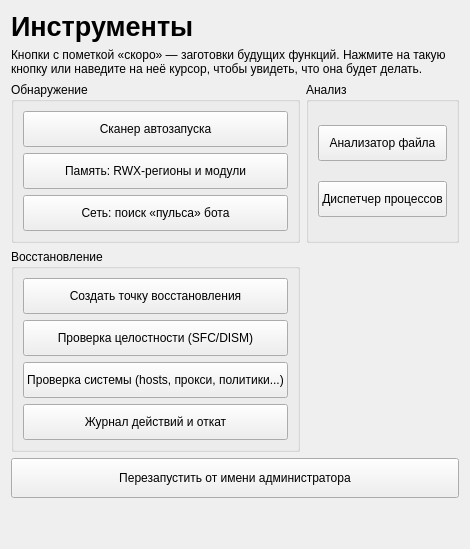
The window that ui/designer/tools_page.ui (UnLuck000/school_project) describes before a commit, drawn with Qt 5.
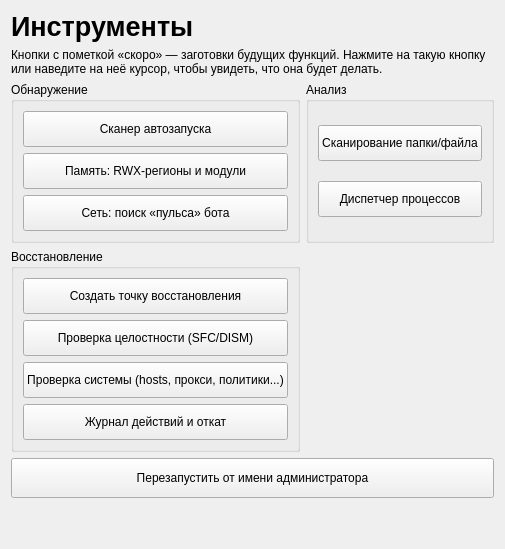
The same window after the commit.

Commit message: Исправлены ошибки и баги программы, переписаны сканер и анализатор, совмещены карантин, исключения и журнал

Diff of the .ui file:
```diff
--- a/ui/designer/tools_page.ui
+++ b/ui/designer/tools_page.ui
@@ -31,7 +31,7 @@
       <widget class="QGroupBox" name="groupAnalysis">
        <property name="title"><string>Анализ</string></property>
        <layout class="QVBoxLayout" name="layoutAnalysis">
-        <item><widget class="QPushButton" name="btnFileAnalyzer"><property name="minimumSize"><size><width>0</width><height>36</height></size></property><property name="text"><string>Анализатор файла</string></property></widget></item>
+        <item><widget class="QPushButton" name="btnFileAnalyzer"><property name="minimumSize"><size><width>0</width><height>36</height></size></property><property name="text"><string>Сканирование папки/файла</string></property></widget></item>
         <item><widget class="QPushButton" name="btnProcessManager"><property name="minimumSize"><size><width>0</width><height>36</height></size></property><property name="text"><string>Диспетчер процессов</string></property></widget></item>
        </layout>
       </widget>
```
The commit also changes 33 other files.
